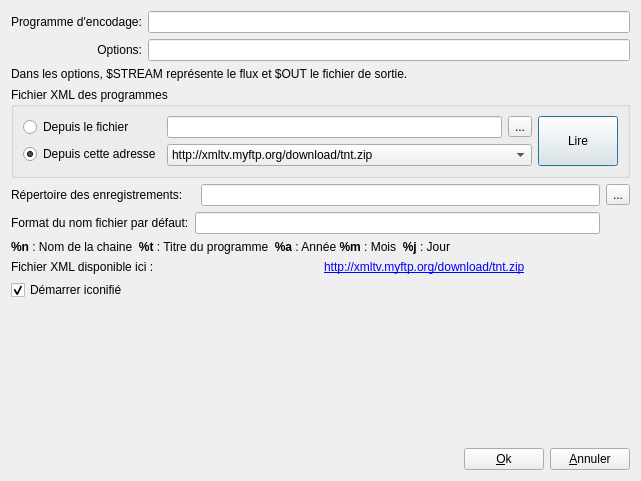
jlbrd/qmagneto, file ui/config.ui: the form before one commit.
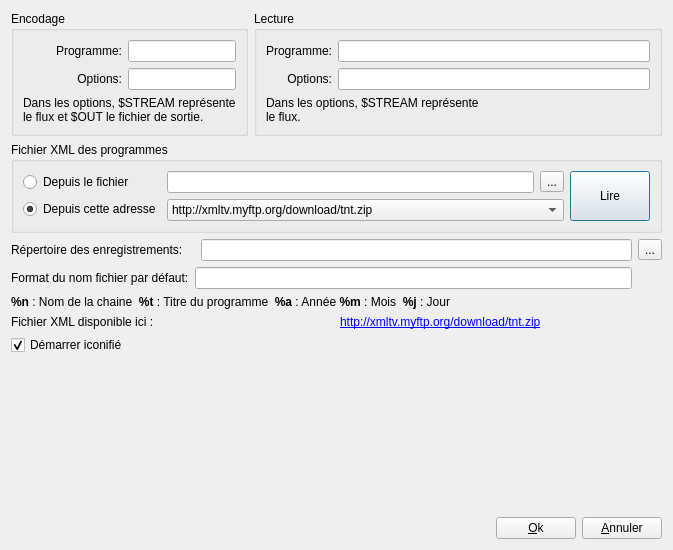
The form after the commit.

Commit message: - Correction de l'issue 14 : Affichage des programmes commencant la veille du jour affiché. - Possibilite de programmer la lecture des emissions dans un player externe

What changed in the file:
```diff
--- a/ui/config.ui
+++ b/ui/config.ui
@@ -5,29 +5,40 @@
    <rect>
     <x>0</x>
     <y>0</y>
-    <width>641</width>
-    <height>481</height>
+    <width>673</width>
+    <height>550</height>
    </rect>
   </property>
   <property name="windowTitle" >
    <string>Configuration</string>
   </property>
-  <layout class="QVBoxLayout" >
+  <layout class="QGridLayout" name="gridLayout_4" >
+   <item row="0" column="0" >
+    <layout class="QHBoxLayout" name="horizontalLayout" >
    <item>
-    <layout class="QVBoxLayout" >
+      <widget class="QGroupBox" name="groupBox_2" >
+       <property name="title" >
+        <string>Encodage</string>
+       </property>
+       <layout class="QGridLayout" name="gridLayout" >
+        <item row="0" column="0" >
+         <layout class="QVBoxLayout" name="_5" >
      <item>
-      <layout class="QHBoxLayout" >
+           <layout class="QHBoxLayout" name="_6" >
        <item>
-        <layout class="QVBoxLayout" >
+             <layout class="QVBoxLayout" name="_7" >
          <item>
-          <widget class="QLabel" name="label" >
+               <widget class="QLabel" name="label_7" >
            <property name="text" >
-            <string>Programme d'encodage:</string>
-           </property>
+                 <string>Programme:</string>
+                </property>
+                <property name="alignment" >
+                 <set>Qt::AlignRight|Qt::AlignTrailing|Qt::AlignVCenter</set>
+                </property>
           </widget>
          </item>
          <item>
-          <widget class="QLabel" name="label_2" >
+               <widget class="QLabel" name="label_10" >
            <property name="text" >
             <string>Options:</string>
            </property>
@@ -39,27 +50,106 @@
         </layout>
        </item>
        <item>
-        <layout class="QVBoxLayout" >
+             <layout class="QVBoxLayout" name="_8" >
          <item>
-          <widget class="QLineEdit" name="command" />
+               <widget class="QLineEdit" name="command" >
+                <property name="sizePolicy" >
+                 <sizepolicy vsizetype="Fixed" hsizetype="Preferred" >
+                  <horstretch>0</horstretch>
+                  <verstretch>0</verstretch>
+                 </sizepolicy>
+                </property>
+               </widget>
          </item>
          <item>
-          <widget class="QLineEdit" name="commandOptions" />
+               <widget class="QLineEdit" name="commandOptions" >
+                <property name="sizePolicy" >
+                 <sizepolicy vsizetype="Fixed" hsizetype="Preferred" >
+                  <horstretch>0</horstretch>
+                  <verstretch>0</verstretch>
+                 </sizepolicy>
+                </property>
+               </widget>
          </item>
         </layout>
        </item>
       </layout>
      </item>
      <item>
-      <widget class="QLabel" name="label_3" >
+           <widget class="QLabel" name="label_11" >
        <property name="text" >
-        <string>Dans les options, $STREAM représente le flux et $OUT le fichier de sortie.</string>
+             <string>Dans les options, $STREAM représente 
+le flux et $OUT le fichier de sortie.</string>
        </property>
       </widget>
      </item>
     </layout>
    </item>
+       </layout>
+      </widget>
+     </item>
    <item>
+      <widget class="QGroupBox" name="groupBox_3" >
+       <property name="title" >
+        <string>Lecture</string>
+       </property>
+       <layout class="QGridLayout" name="gridLayout_3" >
+        <item row="0" column="0" >
+         <layout class="QVBoxLayout" name="_9" >
+          <item>
+           <layout class="QHBoxLayout" name="_10" >
+            <item>
+             <layout class="QVBoxLayout" name="_11" >
+              <item>
+               <widget class="QLabel" name="label_12" >
+                <property name="text" >
+                 <string>Programme:</string>
+                </property>
+                <property name="alignment" >
+                 <set>Qt::AlignRight|Qt::AlignTrailing|Qt::AlignVCenter</set>
+                </property>
+               </widget>
+              </item>
+              <item>
+               <widget class="QLabel" name="label_13" >
+                <property name="text" >
+                 <string>Options:</string>
+                </property>
+                <property name="alignment" >
+                 <set>Qt::AlignRight|Qt::AlignTrailing|Qt::AlignVCenter</set>
+                </property>
+               </widget>
+              </item>
+             </layout>
+            </item>
+            <item>
+             <layout class="QVBoxLayout" name="_12" >
+              <item>
+               <widget class="QLineEdit" name="commandLecture" />
+              </item>
+              <item>
+               <widget class="QLineEdit" name="commandLectureOptions" />
+              </item>
+             </layout>
+            </item>
+           </layout>
+          </item>
+         </layout>
+        </item>
+        <item row="1" column="0" >
+         <widget class="QLabel" name="label_14" >
+          <property name="text" >
+           <string>Dans les options, $STREAM représente 
+le flux.</string>
+          </property>
+         </widget>
+        </item>
+       </layout>
+      </widget>
+     </item>
+    </layout>
+   </item>
+   <item row="1" column="0" >
     <widget class="QGroupBox" name="groupBox" >
      <property name="title" >
       <string>Fichier XML des programmes</string>
@@ -138,7 +228,7 @@
      </layout>
     </widget>
    </item>
-   <item>
+   <item row="2" column="0" >
     <layout class="QGridLayout" >
      <item row="0" column="0" colspan="2" >
       <widget class="QLabel" name="label_4" >
@@ -169,7 +259,7 @@
      </item>
     </layout>
    </item>
-   <item>
+   <item row="3" column="0" >
     <widget class="QLabel" name="label_6" >
      <property name="text" >
       <string>&lt;html>&lt;head>&lt;meta name="qrichtext" content="1" />&lt;style type="text/css">
@@ -179,7 +269,7 @@
      </property>
     </widget>
    </item>
-   <item>
+   <item row="4" column="0" >
     <layout class="QHBoxLayout" >
      <item>
       <widget class="QLabel" name="label_8" >
@@ -201,7 +291,7 @@
      </item>
     </layout>
    </item>
-   <item>
+   <item row="5" column="0" >
     <layout class="QHBoxLayout" >
      <item>
       <widget class="QCheckBox" name="demarrerEnIcone" >
@@ -228,7 +318,7 @@
      </item>
     </layout>
    </item>
-   <item>
+   <item row="6" column="0" >
     <spacer>
      <property name="orientation" >
       <enum>Qt::Vertical</enum>
@@ -241,7 +331,7 @@
      </property>
     </spacer>
    </item>
-   <item>
+   <item row="7" column="0" >
     <layout class="QHBoxLayout" >
      <item>
       <spacer>
```
Lines whose indentation alone changed are shown as unchanged. The commit also changes 8 other files.
